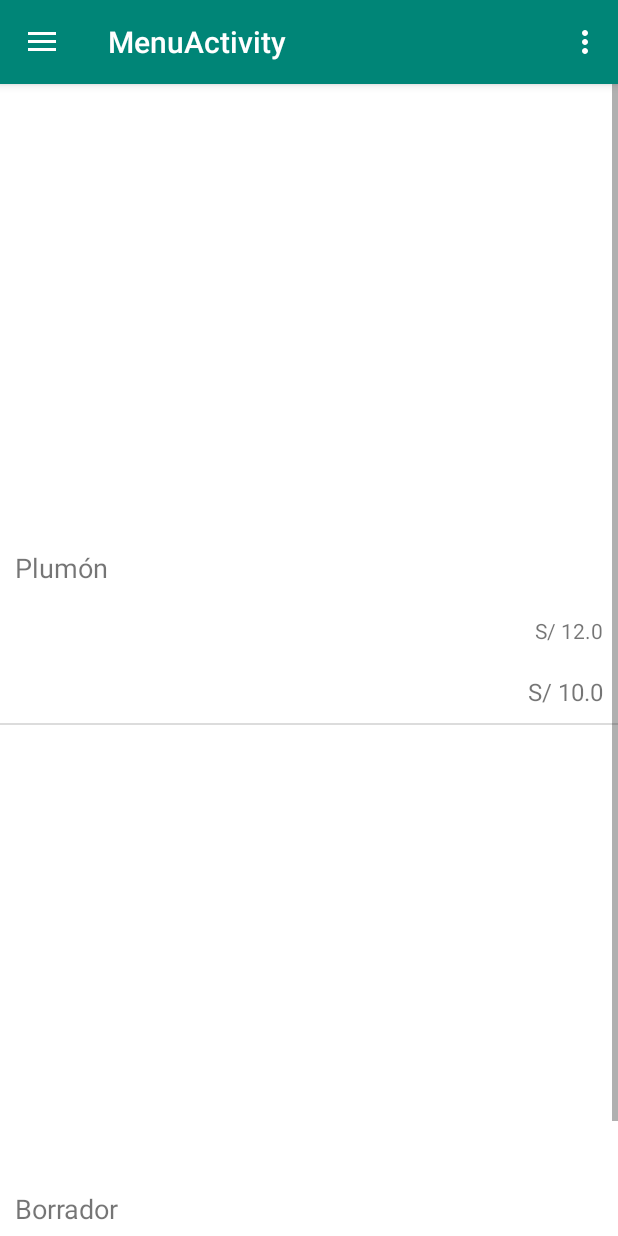
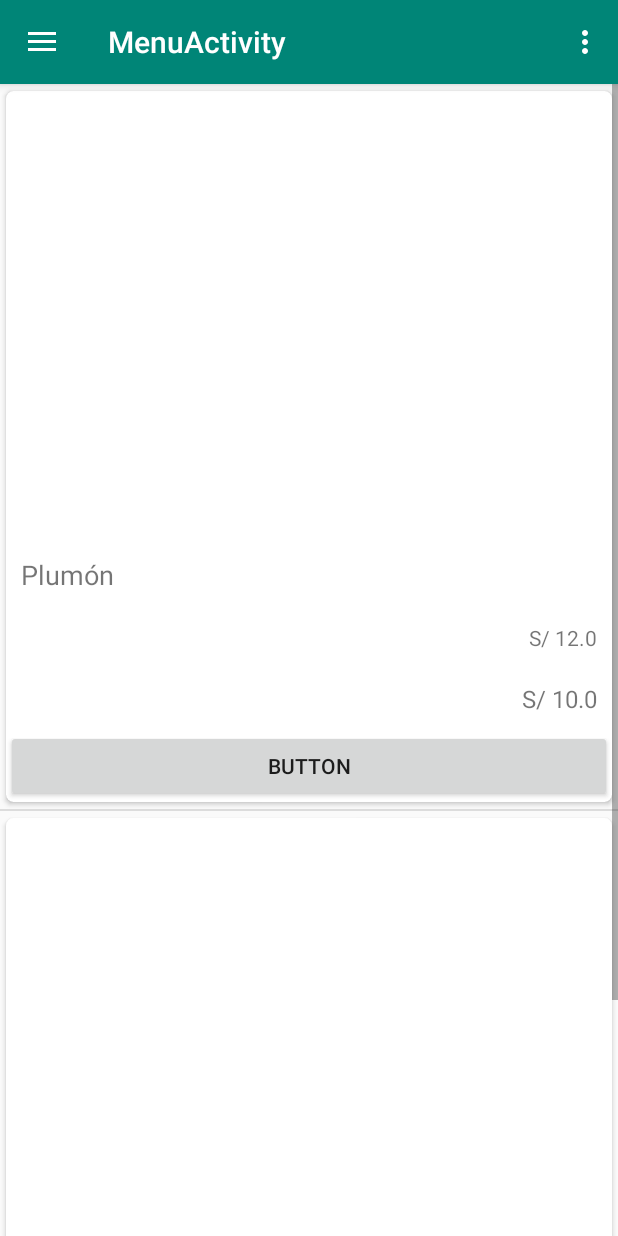
Before and after one commit to Area51TrainingCenter/Android-Group-46, an Android app: the screen it shows after launch (MenuActivity), after a tap on "Home", on a phone screen of 412 x 824 dp. Run offline under Robolectric (Android 15) with nearby library versions, the phone set to English and light mode, and no system bars; libraries missing offline, so code that uses them is left out: com.facebook.drawee; plain views replace SimpleDraweeView; pictures from the network do not load; 3 statements that could not run were skipped; 1 other tap on this screen came first.

Commit message:
clase 08

```diff
--- a/Modulo 1/Clase08/app/build.gradle
+++ b/Modulo 1/Clase08/app/build.gradle
@@ -21,6 +21,7 @@ android {
 dependencies {
     implementation fileTree(dir: 'libs', include: ['*.jar'])
     implementation 'com.android.support:appcompat-v7:28.0.0'
+    implementation 'com.android.support:cardview-v7:28.0.0'
     implementation 'com.android.support.constraint:constraint-layout:1.1.3'
     implementation 'com.android.support:support-v4:28.0.0'
     implementation 'com.android.support:design:28.0.0'
--- a/Modulo 1/Clase08/app/src/main/res/layout/item.xml
+++ b/Modulo 1/Clase08/app/src/main/res/layout/item.xml
@@ -1,9 +1,17 @@
 <?xml version="1.0" encoding="utf-8"?>
-<LinearLayout xmlns:android="http://schemas.android.com/apk/res/android"
+<android.support.v7.widget.CardView xmlns:android="http://schemas.android.com/apk/res/android"
+    xmlns:app="http://schemas.android.com/apk/res-auto"
+    android:layout_width="match_parent"
+    android:layout_height="wrap_content"
+    android:background="@android:color/white"
+    android:orientation="vertical"
+    app:cardCornerRadius="5dp"
+    app:cardUseCompatPadding="true">
+
+    <LinearLayout
         android:id="@+id/contenedor"
         android:layout_width="match_parent"
         android:layout_height="wrap_content"
-    android:background="@android:color/white"
         android:orientation="vertical">
 
         <com.facebook.drawee.view.SimpleDraweeView
@@ -32,4 +40,11 @@
             android:layout_gravity="end"
             android:layout_margin="10dp"
             android:textSize="16sp" />
+
+        <Button
+            android:id="@+id/button"
+            android:layout_width="match_parent"
+            android:layout_height="wrap_content"
+            android:text="Button" />
     </LinearLayout>
+</android.support.v7.widget.CardView>
```
Lines whose indentation alone changed are shown as unchanged.
